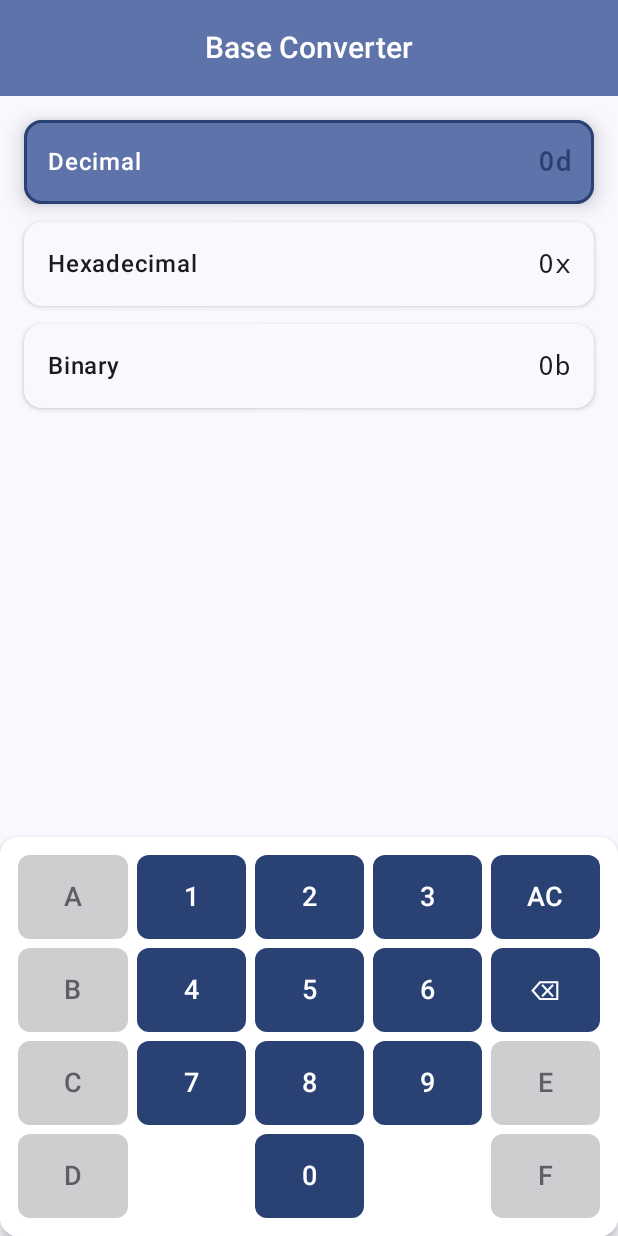
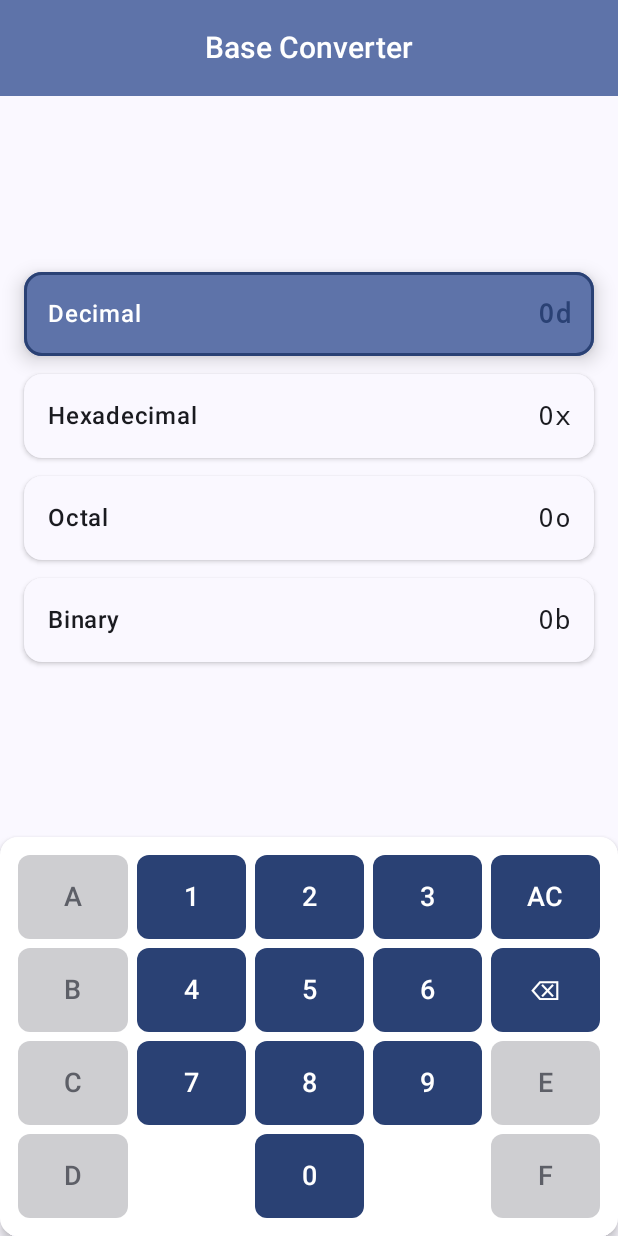
Before and after one commit to RasmusAChr/bdx_app, an Android app built with Jetpack Compose: the screen it shows after launch (MainActivity), on a phone screen of 412 x 824 dp. Run offline under Robolectric (Android 15) with nearby library versions, the phone set to English and light mode, and no system bars.

Commit message:
Add octal base support to MyActivity
Introduces octal (base 8) as a selectable base in the converter UI, updates logic for value conversion, enabled keys, and input/output cards to handle octal values. UI layout is also adjusted for better alignment and spacing.

```diff
--- a/app/src/main/java/com/rasmusac/bdx/MyActivity.kt
+++ b/app/src/main/java/com/rasmusac/bdx/MyActivity.kt
@@ -21,7 +21,7 @@ import androidx.compose.ui.unit.sp
 @OptIn(ExperimentalMaterial3Api::class)
 @Composable
 fun MyActivity() {
-    var activeBase by remember { mutableIntStateOf(0) } // 0=decimal, 1=hex, 2=binary
+    var activeBase by remember { mutableIntStateOf(0) } // 0=decimal, 1=hex, 2=binary, 3=octal
     var currentValue by remember { mutableStateOf("") }
     val focusManager = LocalFocusManager.current
 
@@ -32,6 +32,7 @@ fun MyActivity() {
                 0 -> 10  // Decimal
                 1 -> 16  // Hex
                 2 -> 2   // Binary
+                3 -> 8   // Octal
                 else -> 10
             }
         )
@@ -39,6 +40,7 @@ fun MyActivity() {
 
     val decimal = if (activeBase == 0) currentValue else (intValue?.toString(10) ?: "")
     val hex = if (activeBase == 1) currentValue else (intValue?.toString(16)?.uppercase() ?: "")
+    val octal = if (activeBase == 3) currentValue else (intValue?.toString(8) ?: "")
     val binary = if (activeBase == 2) currentValue else (intValue?.toString(2) ?: "")
 
     // Get enabled keys based on active base
@@ -46,6 +48,7 @@ fun MyActivity() {
         0 -> listOf("0", "1", "2", "3", "4", "5", "6", "7", "8", "9") // Decimal
         1 -> listOf("0", "1", "2", "3", "4", "5", "6", "7", "8", "9", "A", "B", "C", "D", "E", "F") // Hex
         2 -> listOf("0", "1") // Binary
+        3 -> listOf("0", "1", "2", "3", "4", "5", "6", "7") // Octal
         else -> listOf("0", "1", "2", "3", "4", "5", "6", "7", "8", "9")
     }
 
@@ -76,15 +79,19 @@ fun MyActivity() {
                 ) {
                     focusManager.clearFocus()
                 },
-            horizontalAlignment = Alignment.CenterHorizontally,
-            verticalArrangement = Arrangement.SpaceBetween
+            horizontalAlignment = Alignment.CenterHorizontally
         ) {
 
-            // Base input/output sections
+            // Base input/output sections - centered with weight
             Column(
                 modifier = Modifier
                     .fillMaxWidth()
+                    .weight(1f)
                     .padding(16.dp),
+                verticalArrangement = Arrangement.Center,
+                horizontalAlignment = Alignment.CenterHorizontally
+            ) {
+                Column(
                     verticalArrangement = Arrangement.spacedBy(12.dp)
                 ) {
                     // Decimal
@@ -117,6 +124,21 @@ fun MyActivity() {
                         }
                     )
 
+                    // Octal
+                    BaseInputOutputCard(
+                        label = "Octal",
+                        prefix = "0o",
+                        value = octal,
+                        isActive = activeBase == 3,
+                        isValid = intValue != null || currentValue.isEmpty(),
+                        onClick = {
+                            if (activeBase != 3) {
+                                activeBase = 3
+                                currentValue = octal
+                            }
+                        }
+                    )
+
                     // Binary
                     BaseInputOutputCard(
                         label = "Binary",
@@ -132,8 +154,9 @@ fun MyActivity() {
                         }
                     )
                 }
+            }
 
-            // Custom Keyboard
+            // Custom Keyboard - stays at bottom
             CustomKeyboard(
                 enabledKeys = enabledKeys,
                 onKeyClick = { key ->
@@ -144,6 +167,7 @@ fun MyActivity() {
                             0 -> 10
                             1 -> 16
                             2 -> 2
+                            3-> 8
                             else -> 10
                         }
                     ) != null
```
Lines whose indentation alone changed are shown as unchanged.
